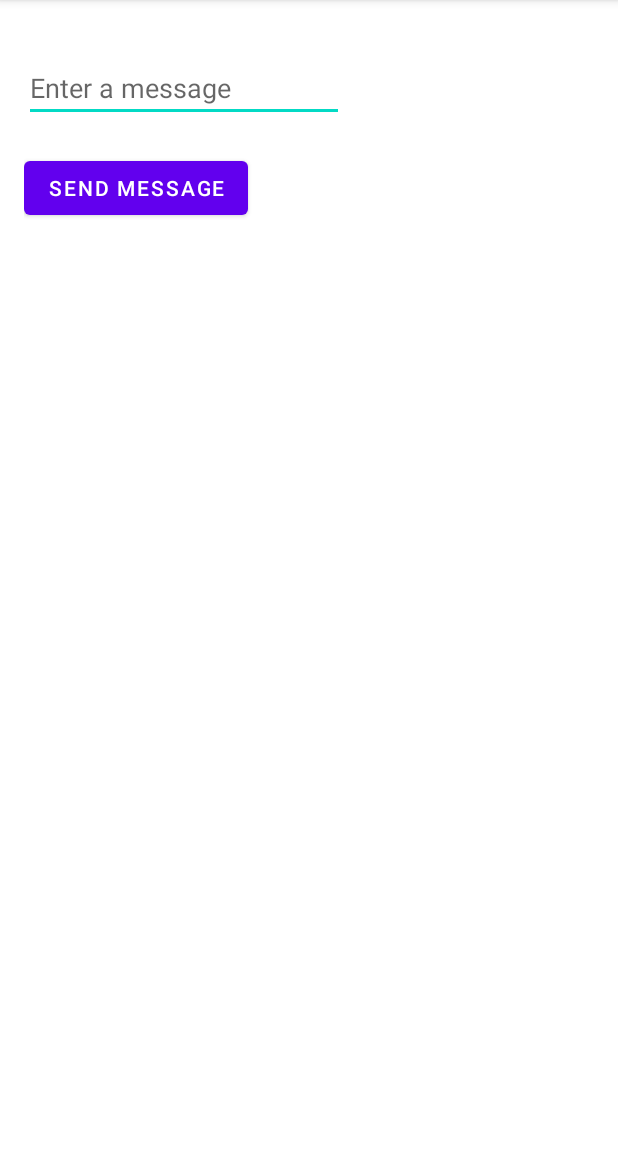
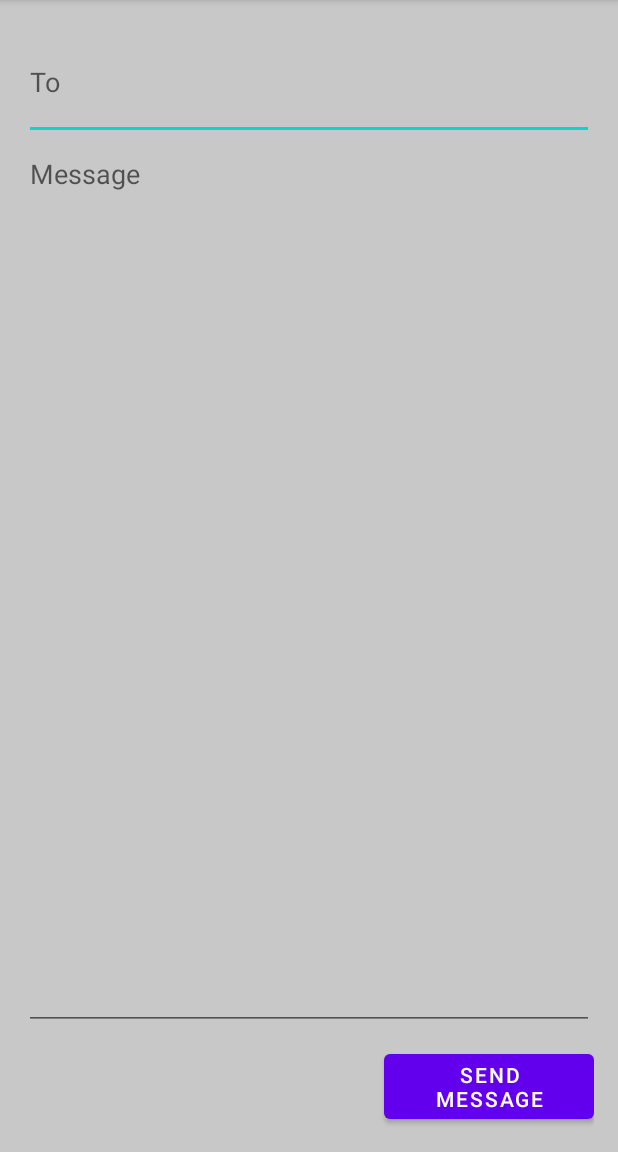
Before and after one commit to JonGracias/CH5_Various_app_prototypes, an Android app: the screen it shows after launch (CreateMessageActivity), on a phone screen of 412 x 824 dp, the part 84-1236 px from its top. Run offline under Robolectric (Android 15) with nearby library versions, the phone set to English and light mode, and no system bars.

Commit message:
First Commit on CH5

```diff
--- a/app/src/main/res/layout/activity_create_message.xml
+++ b/app/src/main/res/layout/activity_create_message.xml
@@ -6,22 +6,30 @@
     android:layout_height="match_parent"
     android:padding="16dp"
     android:orientation="vertical"
+    android:background="@color/cardview_shadow_start_color"
     tools:context=".CreateMessageActivity">
 
     <EditText
+        android:layout_width="match_parent"
+        android:layout_height="12dp"
+        android:layout_weight="1"
+        android:hint="@string/to"/>
+
+    <EditText
         android:id="@+id/message"
-        android:layout_width="wrap_content"
-        android:layout_height="wrap_content"
-        android:layout_marginTop="20dp"
-        android:hint="@string/hint"
-        android:ems="10"/>
-
+        android:layout_width="380dp"
+        android:layout_height="0dp"
+        android:layout_marginBottom="10dp"
+        android:layout_weight="9"
+        android:gravity="top"
+        android:ems="10"
+        android:hint="@string/message"/>
 
     <Button
         android:id="@+id/send"
         android:layout_width="wrap_content"
         android:layout_height="wrap_content"
-        android:layout_marginTop="20dp"
+        android:layout_marginStart="240dp"
         android:onClick="onSendMessage"
         android:text="@string/send" />
 
--- a/app/src/main/res/values/strings.xml
+++ b/app/src/main/res/values/strings.xml
@@ -1,6 +1,7 @@
 <resources>
     <string name="app_name">My Messenger</string>
     <string name="send">Send Message</string>
-    <string name="hint">Enter a message</string>
+    <string name="message">Message</string>
     <string name="chooser">Send message via…</string>
+    <string name="to">To</string>
 </resources>
```
